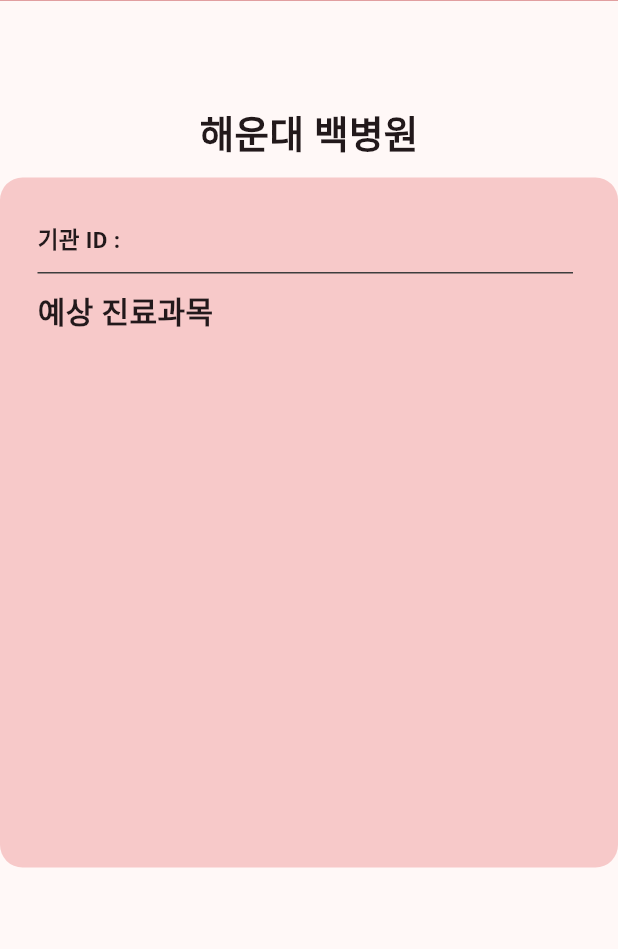
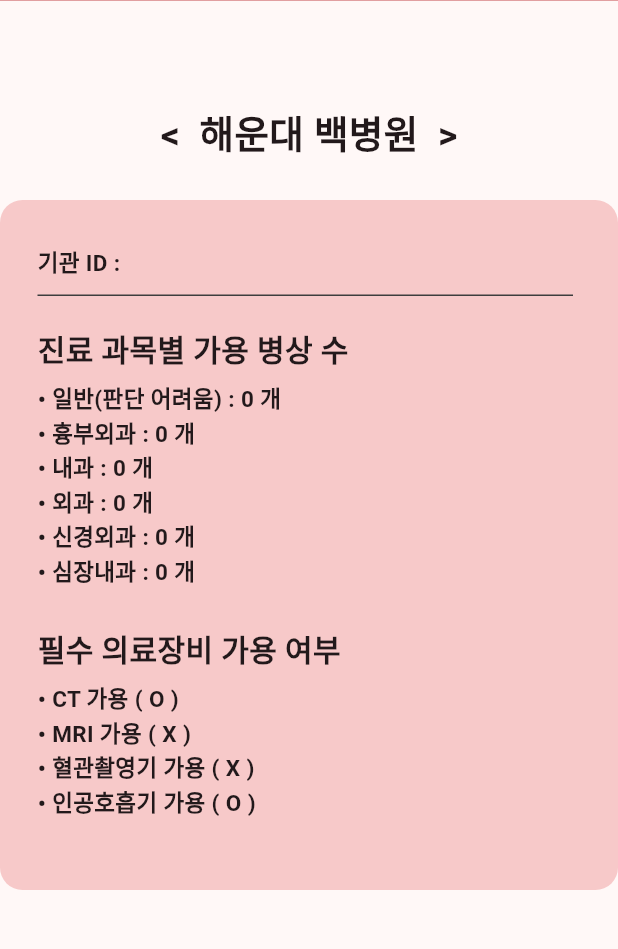
Before and after one commit to imiswest/Browser, a Flutter app: the screen it shows after launch, on a phone screen of 412 x 824 dp, the part 97-1046 px from its top. Run offline on Flutter 3.47's test engine with Material 3 defaults, Android fonts, the phone set to English and light mode, and no system bars; our stand-ins replace flutter_map, latlong2.

Commit message:
구체적인 병원정보 UI 완성

```diff
--- a/client/lib/screens/hospitalData_screen.dart
+++ b/client/lib/screens/hospitalData_screen.dart
@@ -18,11 +18,11 @@ class _HospitaldataScreen extends State<HospitaldataScreen> {
         children: [
           Padding(padding: EdgeInsets.only(top: 70)),
           Center(
-            child: Text("해운대 백병원",style: TextStyle(fontWeight: FontWeight.bold, fontSize: 25) )
+            child: Text("<  해운대 백병원  >",style: TextStyle(fontWeight: FontWeight.bold, fontSize: 25) )
           ),
 
           Container( //네모 박스
-            margin: EdgeInsets.only(top: 10),
+            margin: EdgeInsets.only(top: 25),
             width: 450,
             height: 460,
             decoration: BoxDecoration(
@@ -36,11 +36,27 @@ class _HospitaldataScreen extends State<HospitaldataScreen> {
               children: [
                 Text("기관 ID : ", style: TextStyle(fontWeight: FontWeight.bold, fontSize: 15),),
                 Container(
-                  margin: EdgeInsets.only(top: 10,bottom: 10),
+                  margin: EdgeInsets.only(top: 10,bottom: 20),
                   width: 400, height: 1, color: Color.fromARGB(255, 61, 61, 61),
                 ),
 
-                Text("예상 진료과목",style: TextStyle(fontWeight: FontWeight.bold, fontSize: 20)),
+                Text("진료 과목별 가용 병상 수",style: TextStyle(fontWeight: FontWeight.bold, fontSize: 20)),
+                Padding(padding: EdgeInsets.only(top: 7)),
+                Text("• 일반(판단 어려움) : 0 개", style: TextStyle(fontWeight: FontWeight.bold, fontSize: 15)),
+                Text("• 흉부외과 : 0 개", style: TextStyle(fontWeight: FontWeight.bold, fontSize: 15)),
+                Text("• 내과 : 0 개", style: TextStyle(fontWeight: FontWeight.bold, fontSize: 15)),
+                Text("• 외과 : 0 개", style: TextStyle(fontWeight: FontWeight.bold, fontSize: 15)),
+                Text("• 신경외과 : 0 개", style: TextStyle(fontWeight: FontWeight.bold, fontSize: 15)),
+                Text("• 심장내과 : 0 개", style: TextStyle(fontWeight: FontWeight.bold, fontSize: 15)),
+
+                Padding(padding: EdgeInsets.only(top: 25)),
+                Text("필수 의료장비 가용 여부",style: TextStyle(fontWeight: FontWeight.bold, fontSize: 20)),
+                Padding(padding: EdgeInsets.only(top: 7)),
+                Text("• CT 가용 ( O )", style: TextStyle(fontWeight: FontWeight.bold, fontSize: 15)),
+                Text("• MRI 가용 ( X )", style: TextStyle(fontWeight: FontWeight.bold, fontSize: 15)),
+                Text("• 혈관촬영기 가용 ( X )", style: TextStyle(fontWeight: FontWeight.bold, fontSize: 15)),
+                Text("• 인공호흡기 가용 ( O )", style: TextStyle(fontWeight: FontWeight.bold, fontSize: 15)),
+
               ],
             )
 
@@ -51,3 +67,17 @@ class _HospitaldataScreen extends State<HospitaldataScreen> {
     );
   }
 }
+
+/*
+- 일반(판단 어려움) `hvec`
+- 흉부외과 `hvccc`
+- 내과 `hv2`
+- 외과 `hv3`
+- 신경외과 `hv6`
+- 심장내과 `hv34`
+- 필수 의료장비 [4 응급실 실시간 가용병상정보 조회]
+    1. CT 가용 `hvctayn`
+    2. MRI 가용 `hvmriayn`
+    3. 혈관촬영기 가용 `hvangioayn`
+    4. 인공호흡기 가용 `hvventiayn`
+*/
```
